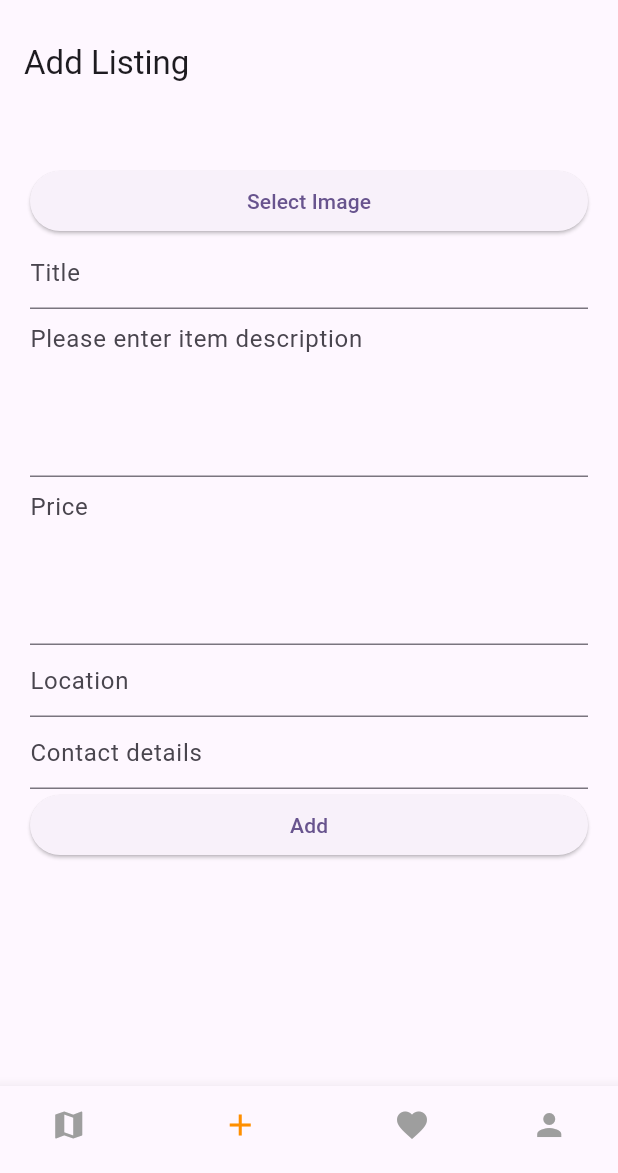
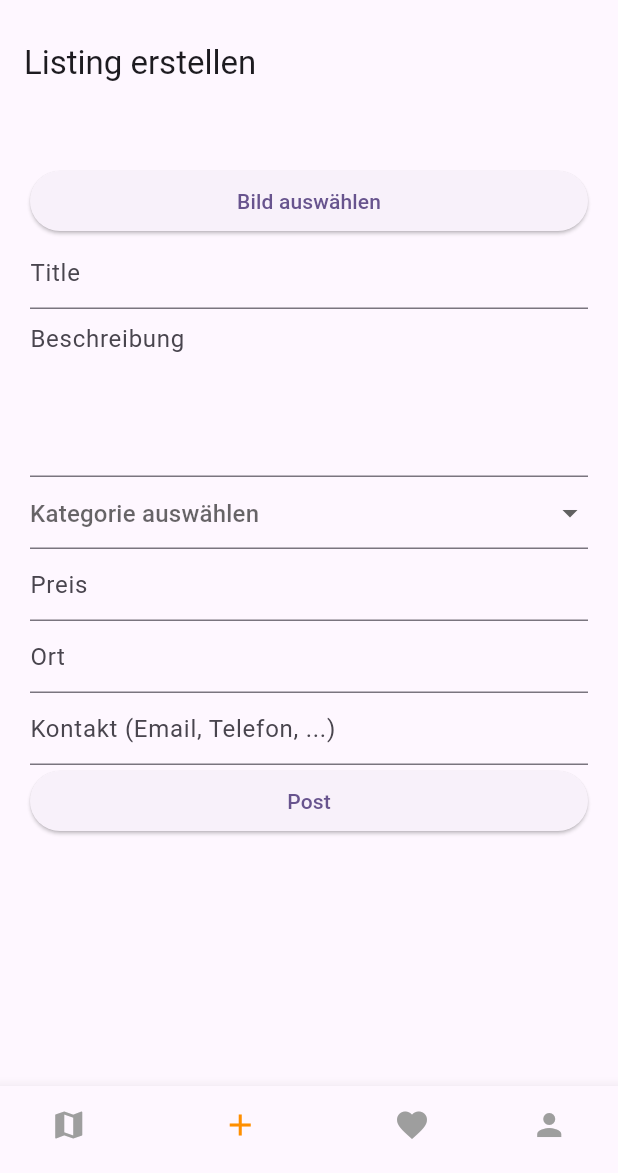
Before and after one commit to sreeroo/BookMarketplace, a Flutter app: the screen it shows after launch, item 2 of the bottom bar chosen, on a phone screen of 412 x 824 dp, the part 63-1236 px from its top. Run offline on Flutter 3.47's test engine with Material 3 defaults, Android fonts, the phone set to English and light mode, and no system bars; our stand-ins replace image_picker; network calls fail.

Commit message:
Add category field to AddUpdateListingForm

```diff
--- a/buecherkreisel_flutter/lib/screens/add.dart
+++ b/buecherkreisel_flutter/lib/screens/add.dart
@@ -39,6 +39,16 @@ class _AddUpdateListingFormState extends State<_AddUpdateListingForm> {
   late TextEditingController locationController;
   late TextEditingController contactController;
   File? _imageFile;
+  String? selectedCategory;
+  final categories = [
+    "INFORMATIK",
+    "ELEKTROTECHNIK",
+    "MATHEMATIK",
+    "PHYSIK",
+    "WIRTSCHAFT",
+    "POLITIK",
+    "SONSTIGES"
+  ];
 
   @override
   void initState() {
@@ -103,7 +113,7 @@ class _AddUpdateListingFormState extends State<_AddUpdateListingForm> {
                     });
                   }
                 },
-          child: Text('Select Image'),
+          child: Text('Bild auswählen'),
         ),
       ],
     );
@@ -115,7 +125,7 @@ class _AddUpdateListingFormState extends State<_AddUpdateListingForm> {
       decoration: InputDecoration(hintText: "Title"),
       validator: (text) {
         if (text == null || text.isEmpty) {
-          return 'Error: please enter item name';
+          return 'Bitte gib einen Titel ein.';
         }
         return null;
       },
@@ -127,11 +137,11 @@ class _AddUpdateListingFormState extends State<_AddUpdateListingForm> {
       keyboardType: TextInputType.multiline,
       maxLines: 4,
       decoration: InputDecoration(
-        hintText: "Please enter item description",
+        hintText: "Beschreibung",
       ),
       validator: (text) {
         if (text == null || text.isEmpty) {
-          return 'Error: please enter item description';
+          return 'Bitte gib eine Beschreibung ein.';
         }
         return null;
       },
@@ -142,13 +152,12 @@ class _AddUpdateListingFormState extends State<_AddUpdateListingForm> {
       controller: priceController,
       keyboardType:
           TextInputType.numberWithOptions(decimal: true, signed: true),
-      maxLines: 4,
       decoration: InputDecoration(
-        hintText: "Price",
+        hintText: "Preis",
       ),
       validator: (value) {
         if (!RegExp(r'^-?[0-9]+(\.[0-9]+)?$').hasMatch(value!)) {
-          return 'Please enter a valid price';
+          return 'Bitte gib eine Zahl ein.';
         }
       },
     );
@@ -156,10 +165,10 @@ class _AddUpdateListingFormState extends State<_AddUpdateListingForm> {
       key: Key("location"),
       controller: locationController,
       keyboardType: TextInputType.text,
-      decoration: InputDecoration(hintText: "Location"),
+      decoration: InputDecoration(hintText: "Ort"),
       validator: (text) {
         if (text == null || text.isEmpty) {
-          return 'Error: please enter item name';
+          return 'Bitte gib einen Ort ein.';
         }
         return null;
       },
@@ -169,10 +178,32 @@ class _AddUpdateListingFormState extends State<_AddUpdateListingForm> {
       key: Key("contact"),
       controller: contactController,
       keyboardType: TextInputType.text,
-      decoration: InputDecoration(hintText: "Contact details"),
+      decoration: InputDecoration(hintText: "Kontakt (Email, Telefon, ...)"),
       validator: (text) {
         if (text == null || text.isEmpty) {
-          return 'Error: please enter contact information';
+          return 'Bitte gib Kontaktdaten ein.';
+        }
+        return null;
+      },
+    );
+
+    final categoryField = DropdownButtonFormField<String>(
+      value: selectedCategory,
+      items: categories.map((category) {
+        return DropdownMenuItem<String>(
+          value: category,
+          child: Text(category),
+        );
+      }).toList(),
+      onChanged: (value) {
+        setState(() {
+          selectedCategory = value;
+        });
+      },
+      decoration: InputDecoration(hintText: "Kategorie auswählen"),
+      validator: (value) {
+        if (value == null || value.isEmpty) {
+          return 'Bitte gib eine Kategorie ein.';
         }
         return null;
       },
@@ -180,6 +211,15 @@ class _AddUpdateListingFormState extends State<_AddUpdateListingForm> {
 
     final saveButton = ElevatedButton(
       onPressed: () async {
+        if (widget.appState.user.id.isEmpty) {
+          ScaffoldMessenger.of(context).showSnackBar(
+            const SnackBar(
+              content: Text("Bitte logge dich ein"),
+              duration: Durations.long2,
+            ),
+          );
+          return;
+        }
         if (_formKey.currentState!.validate()) {
           try {
             Listing listing = Listing(
@@ -242,12 +282,13 @@ class _AddUpdateListingFormState extends State<_AddUpdateListingForm> {
           }
         }
       },
-      child: Text(widget.listing == null ? 'Add' : 'Save Changes'),
+      child: Text(widget.listing == null ? 'Post' : 'Aktualisieren'),
     );
 
     return Scaffold(
       appBar: AppBar(
-        title: Text(widget.listing == null ? 'Add Listing' : 'Update Listing'),
+        title:
+            Text(widget.listing == null ? 'Listing erstellen' : 'Bearbeiten'),
       ),
       body: Form(
         key: _formKey,
@@ -257,6 +298,7 @@ class _AddUpdateListingFormState extends State<_AddUpdateListingForm> {
             imageField,
             nameField,
             descriptionField,
+            categoryField,
             priceField,
             locationField,
             contactField,
```
